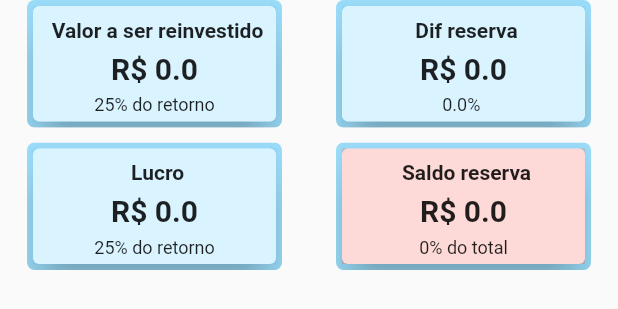
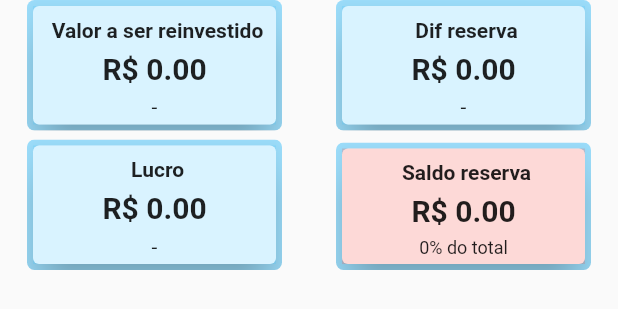
Before and after one commit to AlanwMelo/controle_carteiras, a Flutter app: the Resume widget shown alone on an empty page, opened directly with empty values, on a phone screen of 412 x 824 dp. Shown: the top 309 px of the screen. Run offline on Flutter 3.47's test engine with Material 2 defaults, Android fonts, the phone set to English and light mode, and no system bars; our stand-ins replace cloud_firestore, firebase_auth, firebase_core, google_sign_in; missing offline and left inert: yahoo_finance_data_reader; accounts and stored records are empty; network calls fail; statements that could not run were skipped.

Commit message:
resume concluido

```diff
--- a/lib/presentation/openMonth/openMonth.dart
+++ b/lib/presentation/openMonth/openMonth.dart
@@ -19,8 +19,9 @@ class _OpenMonthState extends State<OpenMonth> {
   String initialAmount = '-';
   String lastAmount = '-';
   String amountDif = '-';
-  double initialDouble = 14;
-  double finalDouble = 10;
+  double initialDouble = 0;
+  double finalDouble = 0;
+  double backupAmount = 0;
 
   @override
   void initState() {
@@ -46,7 +47,7 @@ class _OpenMonthState extends State<OpenMonth> {
                     child: Resume(
                       initialValue: initialDouble,
                       finalValue: finalDouble,
-                      backupAmount: 2,
+                      backupAmount: backupAmount,
                     )),
                 Container(
                     margin: myMargin,
--- a/lib/presentation/openMonth/resume.dart
+++ b/lib/presentation/openMonth/resume.dart
@@ -50,18 +50,22 @@ class _ResumeState extends State<Resume> {
               _resumeContainer(
                   title: "Valor a ser reinvestido",
                   value: reinvestValue,
-                  subText: Text(
-                    '25% do retorno',
-                    style: TextStyle(fontSize: 12),
-                  ),
+                  subText: reinvestValue > 0
+                      ? Text(
+                          '$reinvestPercentage% do retorno',
+                          style: const TextStyle(fontSize: 12),
+                        )
+                      : const Text('-'),
                   color: Colors.lightBlueAccent.withOpacity(0.2)),
               _resumeContainer(
                   title: "Lucro",
                   value: removeFromHighRisk,
-                  subText: Text(
-                    '25% do retorno',
-                    style: TextStyle(fontSize: 12),
-                  ),
+                  subText: removeFromHighRisk > 0
+                      ? Text(
+                          '$removePercentage% do retorno',
+                          style: const TextStyle(fontSize: 12),
+                        )
+                      : const Text('-'),
                   color: Colors.lightBlueAccent.withOpacity(0.2)),
             ],
           ),
@@ -71,10 +75,12 @@ class _ResumeState extends State<Resume> {
               _resumeContainer(
                   title: "Dif reserva",
                   value: sendToBackup,
-                  subText: Text(
-                    '$sendToBackup% ',
-                    style: TextStyle(fontSize: 12),
-                  ),
+                  subText: sendToBackup > 0
+                      ? Text(
+                          '$sendToBackupPercentage% do lucro',
+                          style: const TextStyle(fontSize: 12),
+                        )
+                      : const Text('-'),
                   color: Colors.lightBlueAccent.withOpacity(0.2)),
               _resumeContainer(
                   title: "Saldo reserva",
@@ -122,7 +128,7 @@ class _ResumeState extends State<Resume> {
               ),
               sizedBox,
               Text(
-                'R\$ $value',
+                'R\$ ${value.toStringAsFixed(2)}',
                 style: const TextStyle(
                   fontSize: 20,
                   fontWeight: FontWeight.bold,
@@ -147,14 +153,17 @@ class _ResumeState extends State<Resume> {
     backupPercentage = percentage.toInt();
 
     if (profit > 0) {
-      if (percentage <= 50) {
+      if (percentage >= 50) {
         reinvestValue = profit * 0.50;
         removeFromHighRisk = profit * 0.25;
         sendToBackup = profit * 0.25;
       } else {
         reinvestValue = profit * 0.35;
+        reinvestPercentage = 35;
         removeFromHighRisk = profit * 0.25;
+        removePercentage = 25;
         sendToBackup = profit * 0.4;
+        sendToBackupPercentage = 40;
       }
     } else {
       sendToBackup = profit;
```
